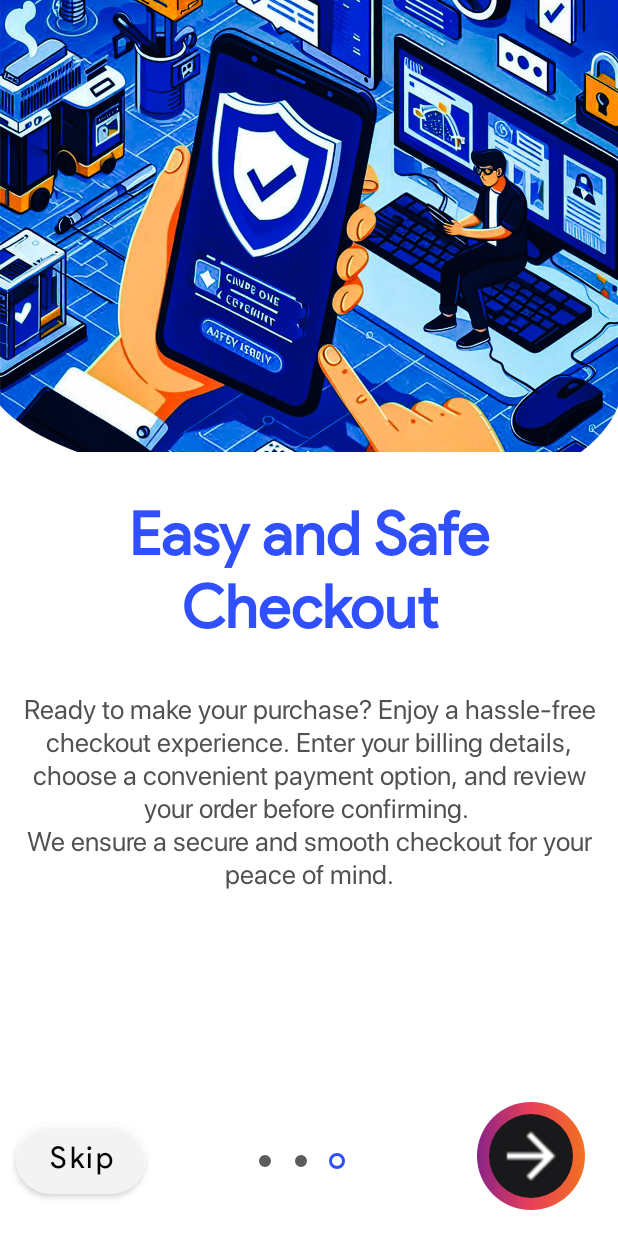
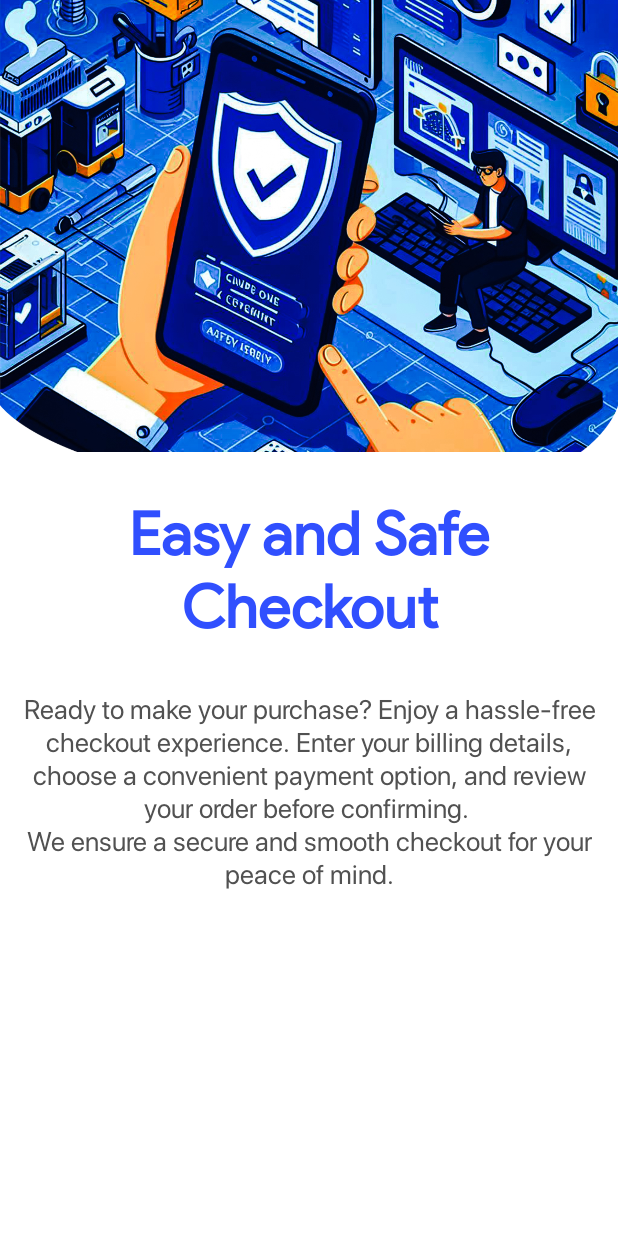
Before and after one commit to thimiramanujaya/TechnoRange-Android-eCommerce-App-Project, an Android app: the screen it shows after launch (StartActivity), item 3 of the bottom bar chosen, on a phone screen of 412 x 824 dp. Run offline under Robolectric (Android 15) with nearby library versions, the phone set to English and light mode, and no system bars.

Commit message:
inserted get started button & set animation to it
Additional
     - designed get started button background design
     - linked skip button to StartActivity.java
     - did some minor changes

```diff
--- a/app/src/main/java/com/uniquestudio/technorange/StartActivity.java
+++ b/app/src/main/java/com/uniquestudio/technorange/StartActivity.java
@@ -7,6 +7,8 @@ import android.os.Bundle;
 import android.view.View;
 import android.view.Window;
 import android.view.WindowManager;
+import android.view.animation.Animation;
+import android.view.animation.AnimationUtils;
 import android.widget.Button;
 import android.widget.ImageButton;
 
@@ -23,6 +25,8 @@ public class StartActivity extends AppCompatActivity {
     TabLayout tabLayout;
     ImageButton nextBtn;
     int position = 0;
+    Button skipBtn, getStartedBtn;
+    Animation getStartBtnAnim;
 
     @Override
     protected void onCreate(Bundle savedInstanceState) {
@@ -48,9 +52,28 @@ public class StartActivity extends AppCompatActivity {
         viewPageAdapter = new ViewPageAdapter(this, layoutContent);
         viewPagerSlide.setAdapter(viewPageAdapter);
 
-
         tabLayout = findViewById(R.id.dot_layout);
         tabLayout.setupWithViewPager(viewPagerSlide);
+
+        //add tabLayout change Listener
+        tabLayout.addOnTabSelectedListener(new TabLayout.OnTabSelectedListener() {
+            @Override
+            public void onTabSelected(TabLayout.Tab tab) {
+                if(tab.getPosition() == layoutContent.size()-1) {
+                    loadLastPage();
+                }
+            }
+
+            @Override
+            public void onTabUnselected(TabLayout.Tab tab) {
+
+            }
+
+            @Override
+            public void onTabReselected(TabLayout.Tab tab) {
+
+            }
+        });
 
         nextBtn = findViewById(R.id.next_btn);
         nextBtn.setOnClickListener(new View.OnClickListener() {
@@ -61,14 +84,27 @@ public class StartActivity extends AppCompatActivity {
                     position++;
                     viewPagerSlide.setCurrentItem(position);
                 }
-                if(position == layoutContent.size()) {  // when reach to the last page
-                    loadLastPage();
-                }
+
             }
         });
+
+        skipBtn = findViewById(R.id.skip_btn);
+        getStartedBtn = findViewById(R.id.get_started_btn);
+        getStartBtnAnim = AnimationUtils.loadAnimation(getApplicationContext(), R.anim.get_started_btn_anim);
 
     }
 
     private void loadLastPage() {
+
+        skipBtn.setVisibility(View.INVISIBLE);
+        nextBtn.setVisibility(View.INVISIBLE);
+        tabLayout.setVisibility(View.INVISIBLE);
+        getStartedBtn.setVisibility(View.VISIBLE);
+
+        // TODO : Set Animation to getStartedBtn
+
+        //setup animation
+        getStartedBtn.startAnimation(getStartBtnAnim);
+
     }
 }
--- /dev/null
+++ b/app/src/main/res/anim/get_started_btn_anim.xml
@@ -0,0 +1,15 @@
+<?xml version="1.0" encoding="utf-8"?>
+<set xmlns:android="http://schemas.android.com/apk/res/android"
+    android:fillAfter="true"
+    android:duration="500">
+    <alpha
+        android:fromAlpha="0.0"
+        android:toAlpha="1.0">
+    </alpha>
+
+    <translate
+        android:fromYDelta="100%"
+        android:toXDelta="0%">
+    </translate>
+
+</set>
--- /dev/null
+++ b/app/src/main/res/drawable/default_btn_backg.xml
@@ -0,0 +1,12 @@
+<?xml version="1.0" encoding="utf-8"?>
+<shape xmlns:android="http://schemas.android.com/apk/res/android">
+    <corners android:radius="12dp"/>
+    <gradient
+        android:startColor="#4776e6"
+        android:endColor="#8e54e9"
+        android:angle="-90">
+    </gradient>
+    <!--start #5433ff #159957 #00c6ff-->
+    <!--center #20bdff-->
+    <!--end #a5fecb #155799 #0072ff-->
+</shape>
--- a/app/src/main/res/layout/activity_start.xml
+++ b/app/src/main/res/layout/activity_start.xml
@@ -65,4 +65,26 @@
         app:tabBackground="@drawable/tablayout_dot_selector"
         app:tabIndicatorColor="#00FFFFFF" />
 
+    <Button
+        android:id="@+id/get_started_btn"
+        android:layout_width="wrap_content"
+        android:layout_height="wrap_content"
+        android:layout_marginBottom="95dp"
+        android:background="@drawable/default_btn_backg"
+        android:backgroundTint="#00FFFFFF"
+        android:fontFamily="@font/productsansregular"
+        android:paddingLeft="20dp"
+        android:paddingRight="20dp"
+        android:text="Get Started"
+        android:textAllCaps="false"
+        android:textColor="#FFFFFF"
+        android:textSize="18sp"
+        android:textStyle="bold"
+        android:visibility="invisible"
+        app:backgroundTint="#00FFFFFF"
+        app:backgroundTintMode="add"
+        app:layout_constraintBottom_toBottomOf="parent"
+        app:layout_constraintEnd_toEndOf="parent"
+        app:layout_constraintStart_toStartOf="parent" />
+
 </androidx.constraintlayout.widget.ConstraintLayout>
```
